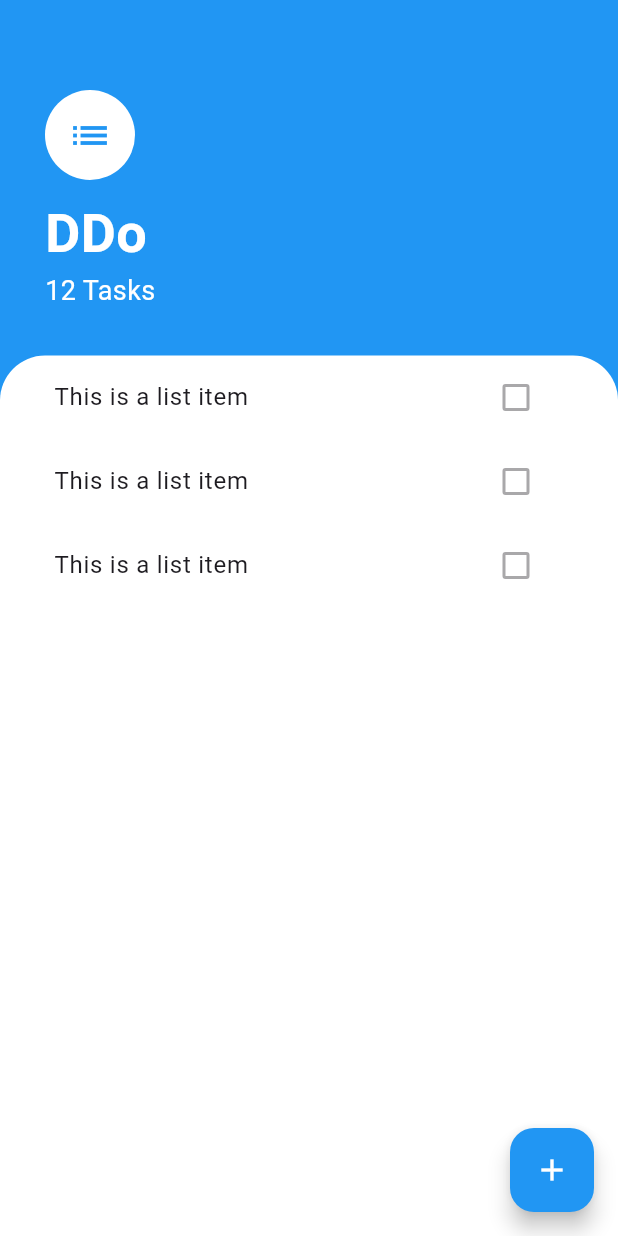
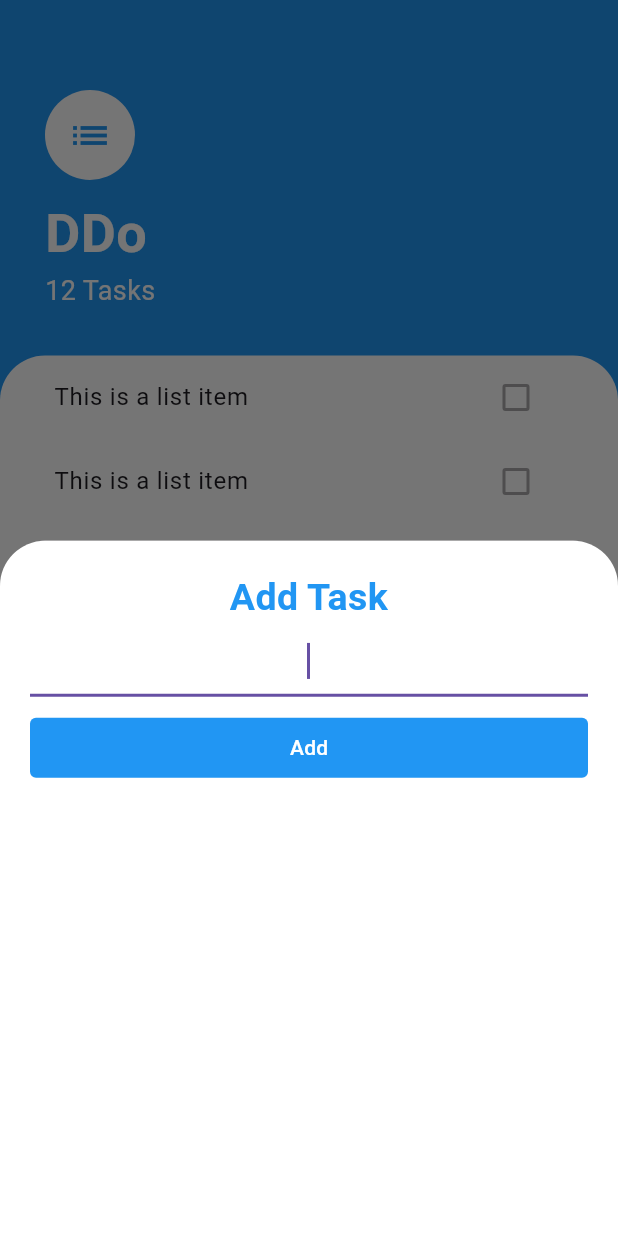
Before and after one commit to BenCodeurr/ddo, a Flutter app: the screen it shows after launch, after a tap on the "add" icon, on a phone screen of 412 x 824 dp. Run offline on Flutter 3.47's test engine with Material 3 defaults, Android fonts, the light colour scheme and no system bars.

Commit message:
AddTask screen added

```diff
--- /dev/null
+++ b/lib/screens/add_task_screen.dart
@@ -0,0 +1,53 @@
+import 'package:flutter/material.dart';
+
+class AddTaskScreen extends StatelessWidget {
+  const AddTaskScreen({super.key});
+
+  @override
+  Widget build(BuildContext context) {
+    return Container(
+      color: const Color(0xff757575),
+      child: Container(
+        padding: const EdgeInsets.all(20.0),
+        decoration: const BoxDecoration(
+          color: Colors.white,
+          borderRadius: BorderRadius.only(
+            topLeft: Radius.circular(30.0),
+            topRight: Radius.circular(30.0),
+          ),
+        ),
+        child: Column(
+          crossAxisAlignment: CrossAxisAlignment.stretch,
+          children: [
+            Text(
+              'Add Task',
+              textAlign: TextAlign.center,
+              style: TextStyle(
+                color: Colors.blue.shade500,
+                fontSize: 25.0,
+                fontWeight: FontWeight.bold,
+              ),
+            ),
+            const TextField(
+              textAlign: TextAlign.center,
+              autofocus: true,
+            ),
+            const SizedBox(height: 10.0),
+            TextButton(
+              onPressed: () {},
+              style: TextButton.styleFrom(
+                  backgroundColor: Colors.blue.shade500,
+                  shape: RoundedRectangleBorder(
+                    borderRadius: BorderRadius.circular(4.0),
+                  )),
+              child: const Text(
+                'Add',
+                style: TextStyle(color: Colors.white),
+              ),
+            )
+          ],
+        ),
+      ),
+    );
+  }
+}
--- a/lib/screens/home_screen.dart
+++ b/lib/screens/home_screen.dart
@@ -1,3 +1,4 @@
+import 'package:ddo/screens/add_task_screen.dart';
 import 'package:ddo/widgets/taks_list.dart';
 import 'package:flutter/material.dart';
 
@@ -14,7 +15,9 @@ class _HomeScreenState extends State<HomeScreen> {
     return Scaffold(
       backgroundColor: Colors.blue.shade500,
       floatingActionButton: FloatingActionButton(
-        onPressed: () {},
+        onPressed: () {
+          showModalBottomSheet(context: context, builder: (context) => const AddTaskScreen());
+        },
         backgroundColor: Colors.blue.shade500,
         child: const Icon(
           Icons.add,
```
